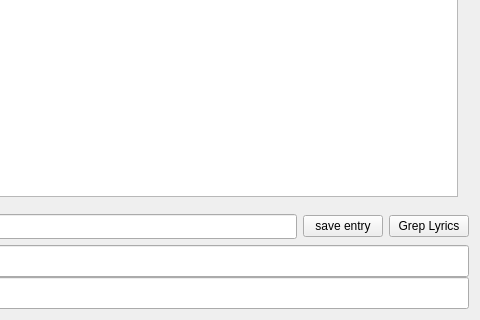
The window that japanesedictform.ui (bthyreau/japedict) describes before a commit, drawn with Qt 5; both pictures show x 297 to 777 and y 170 to 490 of the 777 by 490 pixel window.
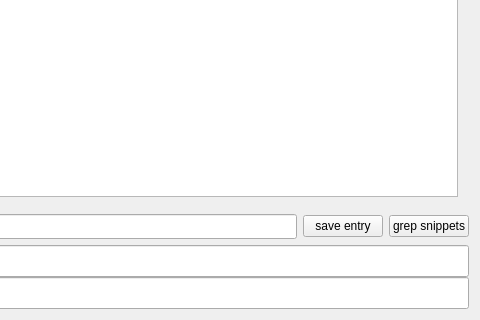
The same window after the commit.

Commit message: grep explanations

What changed in the file:
```diff
--- a/japanesedictform.ui
+++ b/japanesedictform.ui
@@ -139,7 +139,7 @@
         <string>Ctrl-F</string>
        </property>
        <property name="text">
-        <string>Grep Lyrics</string>
+        <string>grep snippets</string>
        </property>
        <property name="shortcut">
         <string>Ctrl+F</string>
```
The commit also changes 3 other files.
